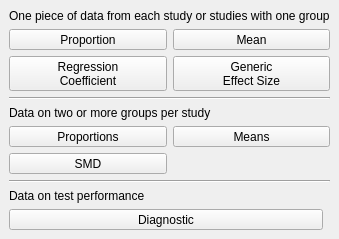
First picture: the form in src/rc_metastudio/forms/data_type_page.ui, repository AliSalman-et-al/openmeta-analyst-community, before the edit.
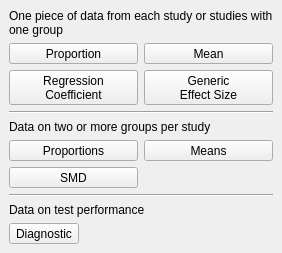
Second picture: the form after the edit. Icons and pictures are not drawn.

What changed in the file:
```diff
--- a/src/rc_metastudio/forms/data_type_page.ui
+++ b/src/rc_metastudio/forms/data_type_page.ui
@@ -46,6 +46,7 @@
      <property name="text">
       <string>One piece of data from each study or studies with one group</string>
      </property>
+     <property name="wordWrap"><bool>true</bool></property>
     </widget>
    </item>
    <item>
@@ -195,6 +196,7 @@
      <property name="text">
       <string>Data on two or more groups per study</string>
      </property>
+     <property name="wordWrap"><bool>true</bool></property>
     </widget>
    </item>
    <item>
@@ -312,6 +314,7 @@
      <property name="text">
       <string>Data on test performance</string>
      </property>
+     <property name="wordWrap"><bool>true</bool></property>
     </widget>
    </item>
    <item>
@@ -352,6 +355,10 @@
      <item>
       <spacer name="diagnosticDataTypeSpacer">
        <property name="orientation"><enum>Qt::Horizontal</enum></property>
+       <property name="sizeType"><enum>QSizePolicy::Expanding</enum></property>
+       <property name="sizeHint" stdset="0">
+        <size><width>40</width><height>20</height></size>
+       </property>
       </spacer>
      </item>
     </layout>
```
